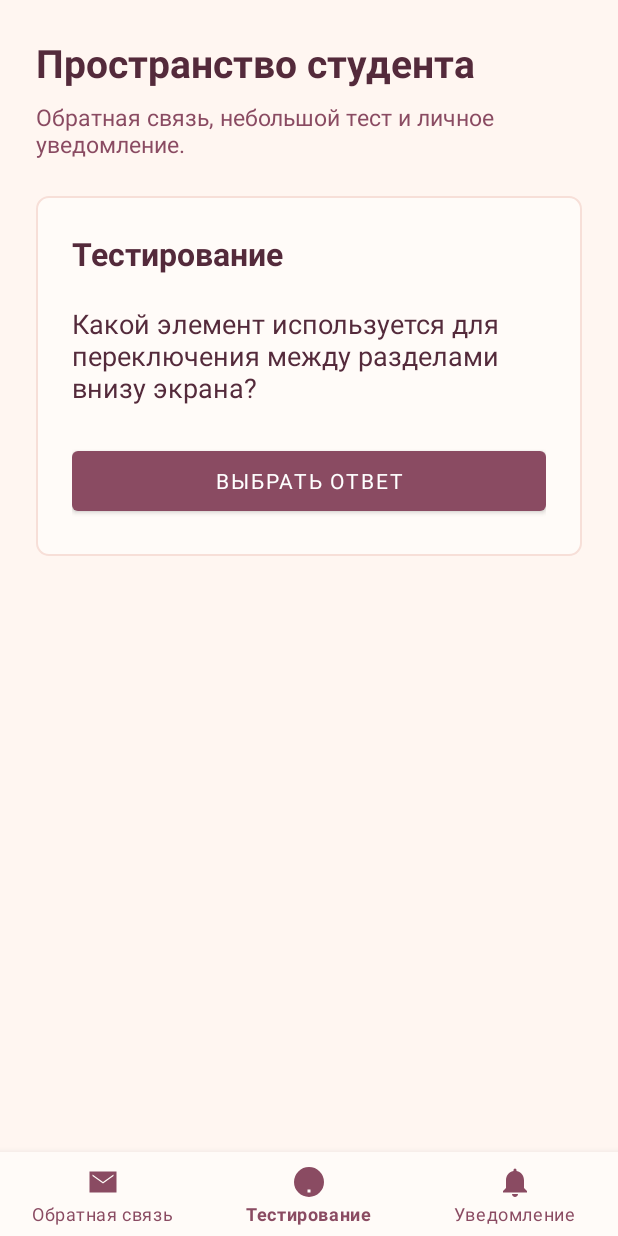
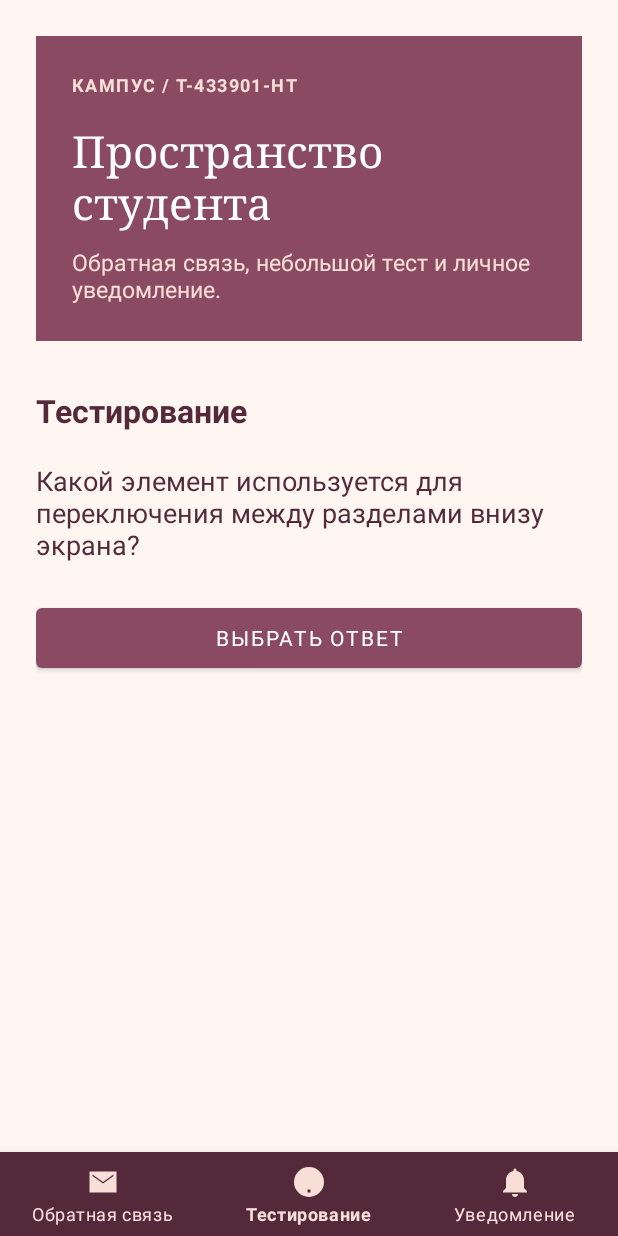
Before and after one commit to barawek55/maslova-campus-android, an Android app: the screen it shows after launch (MainActivity), item 2 of the bottom bar chosen, on a phone screen of 412 x 824 dp. Run offline under Robolectric (Android 15) with nearby library versions, the phone set to English and light mode, and no system bars.

Commit message:
Give campus application its own layout

```diff
--- a/app/src/main/java/ru/student/maslova/ContactFragment.java
+++ b/app/src/main/java/ru/student/maslova/ContactFragment.java
@@ -10,6 +10,9 @@ import androidx.appcompat.app.AlertDialog;
 import androidx.fragment.app.Fragment;
 
 public class ContactFragment extends Fragment {
+    private EditText visitorName;
+    private EditText contactAddress;
+
     public ContactFragment() {
         super(R.layout.fragment_feedback);
     }
@@ -17,10 +20,12 @@ public class ContactFragment extends Fragment {
     @Override
     public void onViewCreated(@NonNull View view, @Nullable Bundle savedInstanceState) {
         super.onViewCreated(view, savedInstanceState);
-        EditText visitorName = view.findViewById(R.id.name_input);
-        EditText contactAddress = view.findViewById(R.id.email_input);
+        visitorName = view.findViewById(R.id.name_input);
+        contactAddress = view.findViewById(R.id.email_input);
+        view.findViewById(R.id.send_button).setOnClickListener(button -> submitRequest());
+    }
 
-        view.findViewById(R.id.send_button).setOnClickListener(button -> {
+    private void submitRequest() {
         String visitor = visitorName.getText().toString().trim();
         String address = contactAddress.getText().toString().trim();
         if (visitor.isEmpty()) {
@@ -31,14 +36,19 @@ public class ContactFragment extends Fragment {
             contactAddress.setError(getString(R.string.invalid_email));
             return;
         }
-            String details = getString(R.string.application_details, visitor, address);
-            visitorName.setText("");
-            contactAddress.setText("");
-            new AlertDialog.Builder(requireContext())
+
+        String summary = getString(R.string.application_details, visitor, address);
+        visitorName.getText().clear();
+        contactAddress.getText().clear();
+        showConfirmation(summary);
+    }
+
+    private void showConfirmation(String summary) {
+        AlertDialog confirmation = new AlertDialog.Builder(requireContext())
                 .setTitle(R.string.application_title)
-                    .setMessage(details)
+                .setMessage(summary)
                 .setPositiveButton(R.string.okay, null)
-                    .show();
-        });
+                .create();
+        confirmation.show();
     }
 }
--- a/app/src/main/res/layout/activity_main.xml
+++ b/app/src/main/res/layout/activity_main.xml
@@ -8,7 +8,7 @@
     <com.google.android.material.bottomnavigation.BottomNavigationView
         android:id="@+id/bottom_navigation"
         android:layout_width="match_parent" android:layout_height="wrap_content"
-        android:background="@color/surface" app:labelVisibilityMode="labeled"
-        app:itemIconTint="@color/primary" app:itemTextColor="@color/primary"
+        android:background="@color/primary_dark" app:labelVisibilityMode="labeled"
+        app:itemIconTint="@color/soft_accent" app:itemTextColor="@color/soft_accent"
         app:menu="@menu/bottom_menu" />
 </LinearLayout>
--- a/app/src/main/res/layout/fragment_quiz.xml
+++ b/app/src/main/res/layout/fragment_quiz.xml
@@ -4,13 +4,20 @@
     android:fillViewport="true" android:clipToPadding="false">
     <LinearLayout android:layout_width="match_parent" android:layout_height="wrap_content"
         android:orientation="vertical" android:padding="24dp">
-        <TextView android:layout_width="match_parent" android:layout_height="wrap_content"
-            android:text="@string/screen_heading" android:textColor="@color/ink" android:textStyle="bold" android:textSize="26sp" />
-        <TextView android:layout_width="match_parent" android:layout_height="wrap_content"
-            android:layout_marginTop="8dp" android:layout_marginBottom="24dp"
-            android:text="@string/screen_description" android:textColor="@color/primary" android:textSize="15sp" />
         <LinearLayout android:layout_width="match_parent" android:layout_height="wrap_content"
-            android:orientation="vertical" android:padding="24dp" android:background="@drawable/card_background">
+            android:orientation="vertical" android:padding="24dp" android:background="@color/primary">
+            <TextView android:layout_width="match_parent" android:layout_height="wrap_content"
+                android:text="КАМПУС / Т-433901-НТ" android:textColor="@color/soft_accent"
+                android:letterSpacing="0.08" android:textSize="12sp" android:textStyle="bold" />
+            <TextView android:layout_width="match_parent" android:layout_height="wrap_content"
+                android:layout_marginTop="16dp" android:text="@string/screen_heading"
+                android:fontFamily="serif" android:textColor="@android:color/white" android:textSize="29sp" />
+            <TextView android:layout_width="match_parent" android:layout_height="wrap_content"
+                android:layout_marginTop="10dp" android:text="@string/screen_description"
+                android:textColor="@color/soft_accent" android:textSize="15sp" />
+        </LinearLayout>
+        <LinearLayout android:layout_width="match_parent" android:layout_height="wrap_content"
+            android:orientation="vertical" android:paddingTop="32dp" android:paddingBottom="24dp">
             <TextView android:layout_width="match_parent" android:layout_height="wrap_content"
                 android:text="@string/quiz" android:textColor="@color/ink" android:textStyle="bold" android:textSize="21sp" />
             <TextView android:layout_width="match_parent" android:layout_height="wrap_content"
```
Also changed, not shown: app/src/main/res/layout/fragment_feedback.xml (+13 -6 lines), app/src/main/res/layout/fragment_notice.xml (+13 -6 lines). Lines whose indentation alone changed are shown as unchanged.
